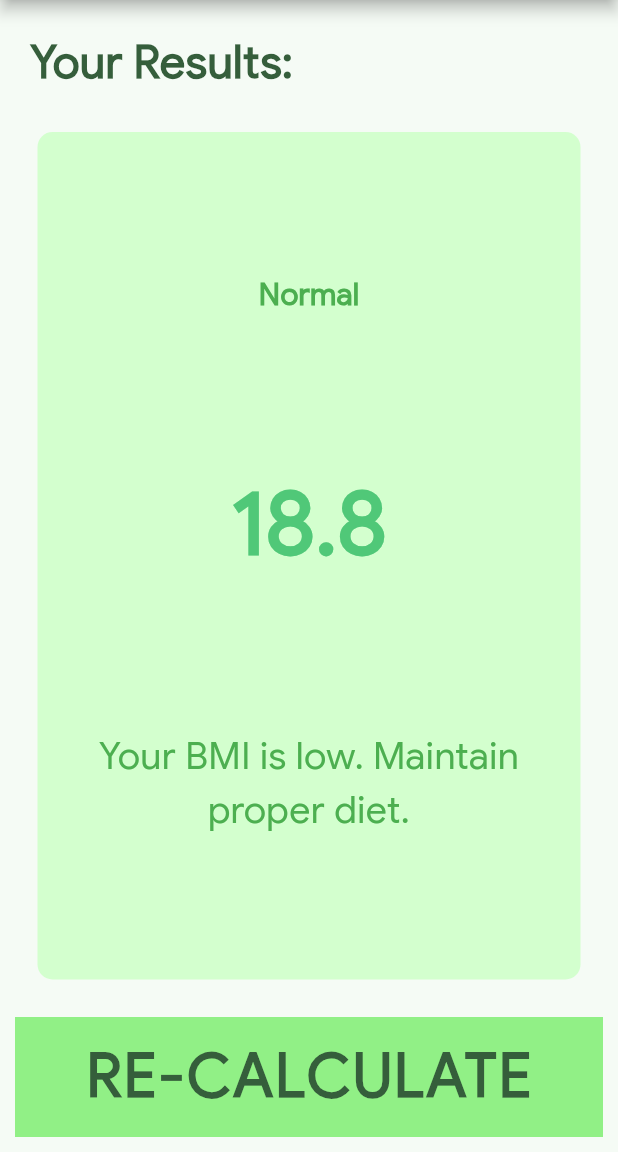
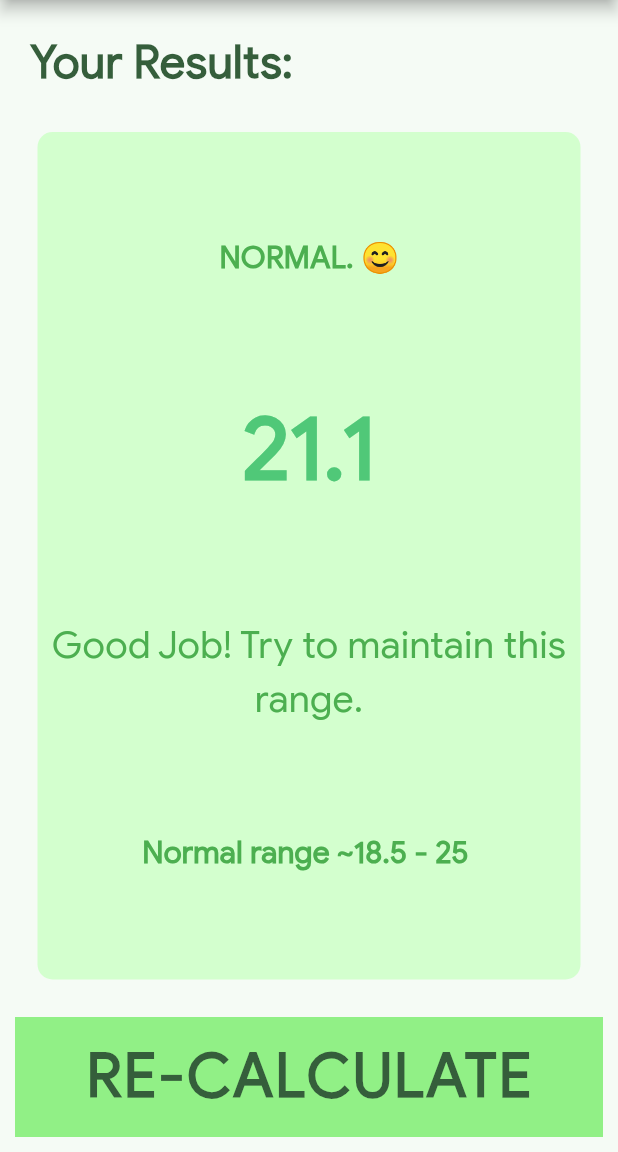
Before and after one commit to Fardeenhimself/flutter_bmi, a Flutter app: the screen it shows after launch, after a tap on "CALCULATE", on a phone screen of 412 x 824 dp, the part 84-1236 px from its top. Run offline on Flutter 3.47's test engine with Material 3 defaults, Android fonts, the phone set to English and light mode, and no system bars; our stand-ins replace font_awesome_flutter.

Commit message:
Project complete

```diff
--- a/lib/bmi_brain.dart
+++ b/lib/bmi_brain.dart
@@ -1,34 +1,38 @@
 import 'dart:math';
 
 class BmiBrain {
-  BmiBrain({this.height, this.weight});
+  BmiBrain({required this.height, required this.weight});
 
-  final int? height;
-  final int? weight;
+  final double height;
+  final int weight;
 
-  late double _bmi;
+  double _bmi = 0;
   String calculateBmi() {
-    _bmi = weight! / pow(height! / 100, 2);
+    _bmi = weight / pow(height / 100, 2);
     return _bmi.toStringAsFixed(1);
   }
 
   String getResult() {
-    if (_bmi >= 25) {
-      return 'Overweight! 🤐';
-    } else if (_bmi >= 18.5 && _bmi < 25) {
-      return 'Normal 😊';
+    if (_bmi >= 30) {
+      return 'Obese! 😵';
+    } else if (_bmi >= 25) {
+      return 'Overweight 🤐';
+    } else if (_bmi >= 18.5) {
+      return 'Normal. 😊';
     } else {
       return 'Underweight! 😓';
     }
   }
 
   String getSummary() {
-    if (_bmi >= 25) {
-      return 'You\'re overweight. You should do exercise more and eat healthy.';
-    } else if (_bmi >= 18.5 && _bmi < 25) {
-      return 'Good Job! Try to maintain this scale 😊';
+    if (_bmi >= 30) {
+      return 'YOU\'RE CLOSER TO DEATH! TONE DOWN NOW!!';
+    } else if (_bmi >= 25) {
+      return 'You\'re Overweight. You should exercise more and eat healthy.';
+    } else if (_bmi >= 18.5) {
+      return 'Good Job! Try to maintain this range.';
     } else {
-      return 'You\'re Underweight! You should eat more nutritious  food enriched with carbs and proteins.';
+      return 'You\'re underweight. Eat more nutritious and protein riched food';
     }
   }
 }
--- a/lib/components/result_button.dart
+++ b/lib/components/result_button.dart
@@ -2,7 +2,7 @@ import 'package:flutter/material.dart';
 import '../constants.dart';
 
 class ResultButton extends StatelessWidget {
-  ResultButton({required this.onTap, required this.buttonText});
+  const ResultButton({super.key, required this.onTap, required this.buttonText});
 
   final VoidCallback? onTap;
   final String? buttonText;
--- a/lib/pages/input_page.dart
+++ b/lib/pages/input_page.dart
@@ -6,6 +6,7 @@ import '../constants.dart';
 import '../components/round_icon_button.dart';
 import '../components/result_button.dart';
 import 'results_page.dart';
+import 'package:bmi_calculator/bmi_brain.dart';
 
 enum GenderType { male, female }
 
@@ -239,11 +240,20 @@ class _InputPageState extends State<InputPage> {
               ),
               ResultButton(
                 onTap: () {
+                  BmiBrain calculate = BmiBrain(
+                    height: currentSlidervalue,
+                    weight: currentWeight,
+                  );
+
                   Navigator.push(
                     context,
                     MaterialPageRoute(
                       builder: (context) {
-                        return ResultsPage();
+                        return ResultsPage(
+                          showValue: calculate.calculateBmi(),
+                          showResult: calculate.getResult(),
+                          showSummary: calculate.getSummary(),
+                        );
                       },
                     ),
                   );
--- a/lib/pages/results_page.dart
+++ b/lib/pages/results_page.dart
@@ -4,8 +4,15 @@ import '../components/custom_card.dart';
 import '../components/result_button.dart';
 
 class ResultsPage extends StatelessWidget {
-  const ResultsPage({super.key});
+  const ResultsPage({
+    required this.showResult,
+    required this.showValue,
+    required this.showSummary,
+  });
 
+  final String? showResult;
+  final String? showValue;
+  final String? showSummary;
   @override
   Widget build(BuildContext context) {
     return Scaffold(
@@ -29,13 +36,17 @@ class ResultsPage extends StatelessWidget {
                   cardChild: Column(
                     mainAxisAlignment: MainAxisAlignment.spaceEvenly,
                     children: [
-                      Text('Normal', style: kDecisionText),
-                      Text('18.8', style: kResultStyle),
                       Text(
-                        'Your BMI is low. Maintain proper diet.',
+                        '${showResult?.toUpperCase()}',
+                        style: kDecisionText,
+                      ),
+                      Text('$showValue', style: kResultStyle),
+                      Text(
+                        '$showSummary',
                         style: kResultSummaryStyle,
                         textAlign: TextAlign.center,
                       ),
+                      Text('Normal range ~18.5 - 25 ', style: kDecisionText),
                     ],
                   ),
                 ),
```
